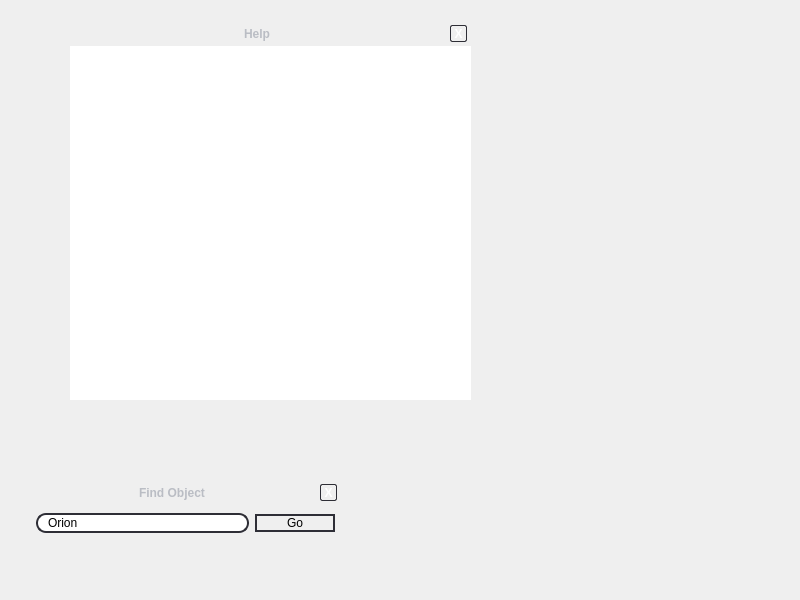
The window that src/gui/mainGui.ui (519984307/stellarium_src) describes before a commit, drawn with Qt 5.
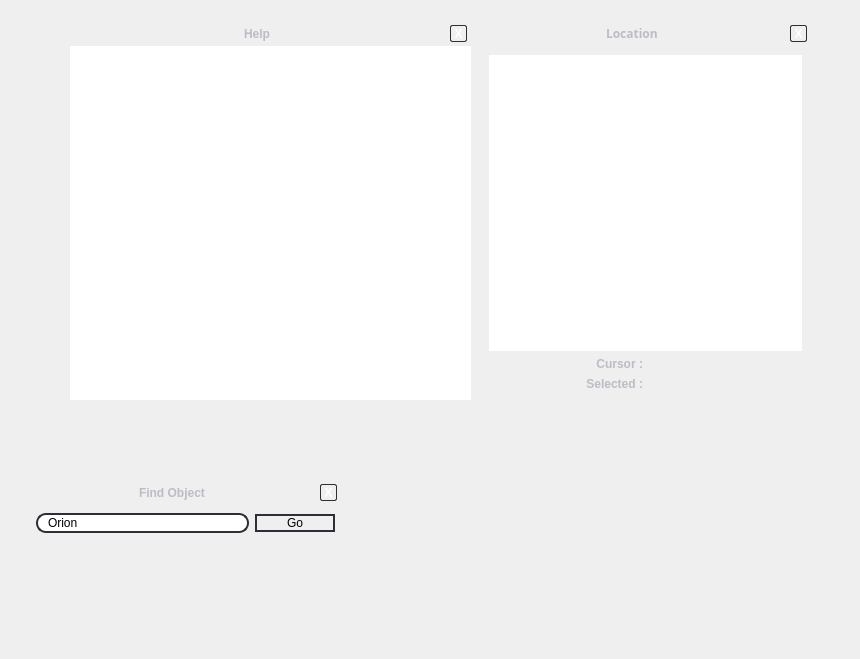
The same window after the commit. Icons and pictures are not drawn. Custom widgets are drawn as their Qt base class.

Commit message: Started to work on the location configuration window.

```diff
--- a/src/gui/mainGui.ui
+++ b/src/gui/mainGui.ui
@@ -1,12 +1,15 @@
 <ui version="4.0" >
  <class>Form</class>
  <widget class="QWidget" name="Form" >
+  <property name="enabled" >
+   <bool>true</bool>
+  </property>
   <property name="geometry" >
    <rect>
     <x>0</x>
     <y>0</y>
-    <width>800</width>
-    <height>600</height>
+    <width>860</width>
+    <height>659</height>
    </rect>
   </property>
   <property name="sizePolicy" >
@@ -670,6 +673,335 @@
     </item>
    </layout>
   </widget>
+  <widget class="DialogFrame" name="LocationDialog" >
+   <property name="geometry" >
+    <rect>
+     <x>480</x>
+     <y>20</y>
+     <width>331</width>
+     <height>401</height>
+    </rect>
+   </property>
+   <property name="mouseTracking" >
+    <bool>true</bool>
+   </property>
+   <property name="frameShape" >
+    <enum>QFrame::StyledPanel</enum>
+   </property>
+   <layout class="QVBoxLayout" >
+    <property name="spacing" >
+     <number>0</number>
+    </property>
+    <property name="leftMargin" >
+     <number>0</number>
+    </property>
+    <property name="topMargin" >
+     <number>1</number>
+    </property>
+    <property name="rightMargin" >
+     <number>0</number>
+    </property>
+    <property name="bottomMargin" >
+     <number>1</number>
+    </property>
+    <item>
+     <widget class="BarFrame" name="LocationBar" >
+      <property name="minimumSize" >
+       <size>
+        <width>16</width>
+        <height>25</height>
+       </size>
+      </property>
+      <property name="maximumSize" >
+       <size>
+        <width>16777215</width>
+        <height>30</height>
+       </size>
+      </property>
+      <property name="frameShape" >
+       <enum>QFrame::StyledPanel</enum>
+      </property>
+      <layout class="QHBoxLayout" >
+       <property name="leftMargin" >
+        <number>0</number>
+       </property>
+       <property name="topMargin" >
+        <number>0</number>
+       </property>
+       <property name="rightMargin" >
+        <number>4</number>
+       </property>
+       <property name="bottomMargin" >
+        <number>0</number>
+       </property>
+       <item>
+        <spacer>
+         <property name="orientation" >
+          <enum>Qt::Horizontal</enum>
+         </property>
+         <property name="sizeHint" >
+          <size>
+           <width>40</width>
+           <height>20</height>
+          </size>
+         </property>
+        </spacer>
+       </item>
+       <item>
+        <widget class="QLabel" name="LocationBarLabel" >
+         <property name="palette" >
+          <palette>
+           <active>
+            <colorrole role="WindowText" >
+             <brush brushstyle="SolidPattern" >
+              <color alpha="255" >
+               <red>186</red>
+               <green>189</green>
+               <blue>196</blue>
+              </color>
+             </brush>
+            </colorrole>
+            <colorrole role="Text" >
+             <brush brushstyle="SolidPattern" >
+              <color alpha="255" >
+               <red>186</red>
+               <green>189</green>
+               <blue>196</blue>
+              </color>
+             </brush>
+            </colorrole>
+           </active>
+           <inactive>
+            <colorrole role="WindowText" >
+             <brush brushstyle="SolidPattern" >
+              <color alpha="255" >
+               <red>186</red>
+               <green>189</green>
+               <blue>196</blue>
+              </color>
+             </brush>
+            </colorrole>
+            <colorrole role="Text" >
+             <brush brushstyle="SolidPattern" >
+              <color alpha="255" >
+               <red>186</red>
+               <green>189</green>
+               <blue>196</blue>
+              </color>
+             </brush>
+            </colorrole>
+           </inactive>
+           <disabled>
+            <colorrole role="WindowText" >
+             <brush brushstyle="SolidPattern" >
+              <color alpha="255" >
+               <red>186</red>
+               <green>189</green>
+               <blue>196</blue>
+              </color>
+             </brush>
+            </colorrole>
+            <colorrole role="Text" >
+             <brush brushstyle="SolidPattern" >
+              <color alpha="255" >
+               <red>186</red>
+               <green>189</green>
+               <blue>196</blue>
+              </color>
+             </brush>
+            </colorrole>
+           </disabled>
+          </palette>
+         </property>
+         <property name="font" >
+          <font>
+           <family>DejaVu</family>
+           <weight>75</weight>
+           <bold>true</bold>
+          </font>
+         </property>
+         <property name="text" >
+          <string>Location</string>
+         </property>
+        </widget>
+       </item>
+       <item>
+        <spacer>
+         <property name="orientation" >
+          <enum>Qt::Horizontal</enum>
+         </property>
+         <property name="sizeHint" >
+          <size>
+           <width>40</width>
+           <height>20</height>
+          </size>
+         </property>
+        </spacer>
+       </item>
+       <item>
+        <widget class="QToolButton" name="closeLocation" >
+         <property name="maximumSize" >
+          <size>
+           <width>17</width>
+           <height>17</height>
+          </size>
+         </property>
+         <property name="styleSheet" >
+          <string>QToolButton {
+color: white;
+font-weight: bold;
+background: None;
+border: 1px solid #2e2e36;
+  border-radius: 2px;
+}
+
+QToolButton:pressed {
+color: darkgray;
+}</string>
+         </property>
+         <property name="text" >
+          <string>X</string>
+         </property>
+        </widget>
+       </item>
+      </layout>
+     </widget>
+    </item>
+    <item>
+     <widget class="QFrame" name="locationContent" >
+      <property name="frameShape" >
+       <enum>QFrame::StyledPanel</enum>
+      </property>
+      <layout class="QVBoxLayout" >
+       <item>
+        <widget class="MapView" name="graphicsView" />
+       </item>
+       <item>
+        <layout class="QGridLayout" >
+         <item row="1" column="0" >
+          <widget class="QLabel" name="label_4" >
+           <property name="text" >
+            <string>Selected :</string>
+           </property>
+           <property name="alignment" >
+            <set>Qt::AlignRight|Qt::AlignTrailing|Qt::AlignVCenter</set>
+           </property>
+          </widget>
+         </item>
+         <item row="0" column="0" >
+          <widget class="QLabel" name="label_5" >
+           <property name="enabled" >
+            <bool>true</bool>
+           </property>
+           <property name="text" >
+            <string>Cursor :</string>
+           </property>
+           <property name="alignment" >
+            <set>Qt::AlignRight|Qt::AlignTrailing|Qt::AlignVCenter</set>
+           </property>
+          </widget>
+         </item>
+         <item row="0" column="1" >
+          <widget class="QLabel" name="cursorLabel" >
+           <property name="text" >
+            <string/>
+           </property>
+          </widget>
+         </item>
+         <item row="1" column="1" >
+          <widget class="QLabel" name="label_7" >
+           <property name="text" >
+            <string/>
+           </property>
+          </widget>
+         </item>
+        </layout>
+       </item>
+      </layout>
+     </widget>
+    </item>
+    <item>
+     <widget class="QFrame" name="locationDownBar" >
+      <property name="minimumSize" >
+       <size>
+        <width>16</width>
+        <height>20</height>
+       </size>
+      </property>
+      <property name="maximumSize" >
+       <size>
+        <width>16777215</width>
+        <height>30</height>
+       </size>
+      </property>
+      <property name="frameShape" >
+       <enum>QFrame::StyledPanel</enum>
+      </property>
+      <layout class="QHBoxLayout" >
+       <property name="spacing" >
+        <number>0</number>
+       </property>
+       <property name="leftMargin" >
+        <number>0</number>
+       </property>
+       <property name="topMargin" >
+        <number>0</number>
+       </property>
+       <property name="rightMargin" >
+        <number>0</number>
+       </property>
+       <property name="bottomMargin" >
+        <number>0</number>
+       </property>
+       <item>
+        <spacer>
+         <property name="orientation" >
+          <enum>Qt::Horizontal</enum>
+         </property>
+         <property name="sizeHint" >
+          <size>
+           <width>271</width>
+           <height>20</height>
+          </size>
+         </property>
+        </spacer>
+       </item>
+       <item>
+        <widget class="ResizeFrame" name="locationDownBarResizeFrame" >
+         <property name="sizePolicy" >
+          <sizepolicy vsizetype="Fixed" hsizetype="Fixed" >
+           <horstretch>0</horstretch>
+           <verstretch>0</verstretch>
+          </sizepolicy>
+         </property>
+         <property name="minimumSize" >
+          <size>
+           <width>20</width>
+           <height>20</height>
+          </size>
+         </property>
+         <property name="maximumSize" >
+          <size>
+           <width>20</width>
+           <height>20</height>
+          </size>
+         </property>
+         <property name="cursor" >
+          <cursorShape>SizeFDiagCursor</cursorShape>
+         </property>
+         <property name="autoFillBackground" >
+          <bool>false</bool>
+         </property>
+         <property name="frameShape" >
+          <enum>QFrame::StyledPanel</enum>
+         </property>
+        </widget>
+       </item>
+      </layout>
+     </widget>
+    </item>
+   </layout>
+  </widget>
   <action name="actionShow_Constellation_Lines" >
    <property name="checkable" >
     <bool>true</bool>
@@ -1029,6 +1361,11 @@
    <header>Dialog.hpp</header>
    <container>1</container>
   </customwidget>
+  <customwidget>
+   <class>MapView</class>
+   <extends>QGraphicsView</extends>
+   <header>MapView.hpp</header>
+  </customwidget>
  </customwidgets>
  <resources>
   <include location="../../data/mainRes.qrc" />
```
Left out of the diff: 61 changed lines with no effect on the pictures. The commit also changes 4 other files.
